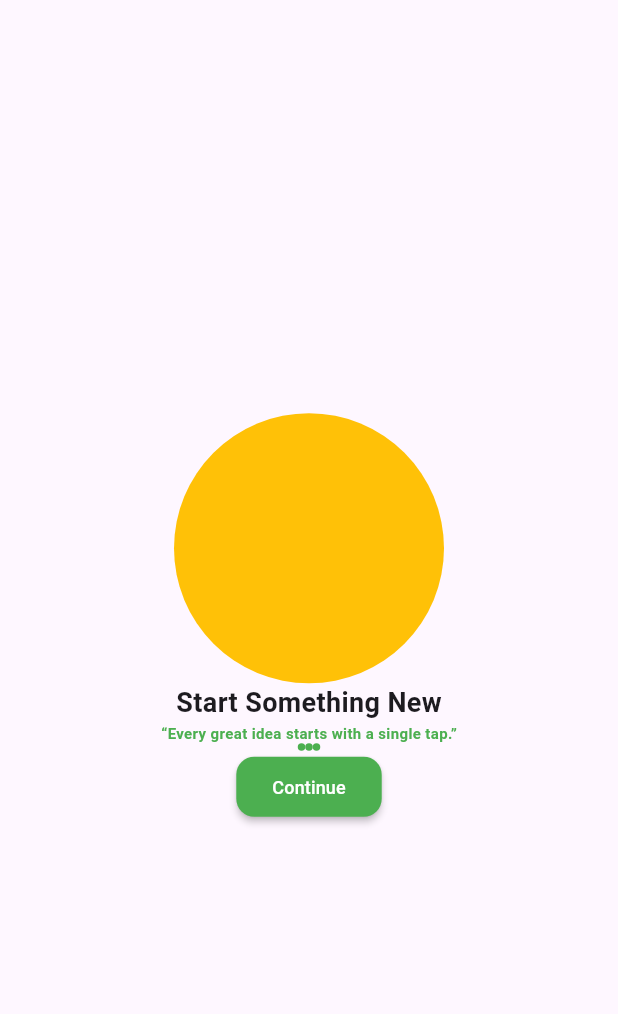
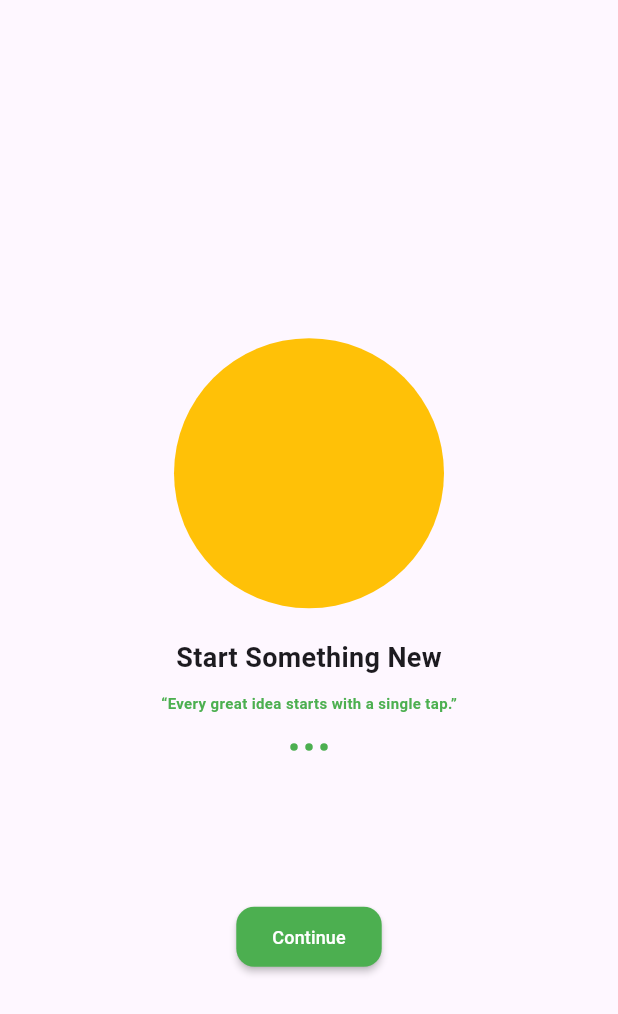
Before and after one commit to Mansyahariii/KB1179-1123150127-uts, a Flutter app: the screen it shows after launch, on a phone screen of 412 x 824 dp. Shown: the top 1014 px of the screen. Run offline on Flutter 3.47's test engine with Material 3 defaults, Android fonts, the phone set to English and light mode, and no system bars.

Commit message:
menambahkan jarak pada setiap objek menggunakan SizedBox

```diff
--- a/lib/screen/SplashScreen1.dart
+++ b/lib/screen/SplashScreen1.dart
@@ -10,6 +10,7 @@ class Splashscreen1 extends StatelessWidget {
         child: Column(
           mainAxisAlignment: MainAxisAlignment.center,
           children: [
+            SizedBox(height: 50),
             Container(
               width: 180,
               height: 180,
@@ -18,10 +19,12 @@ class Splashscreen1 extends StatelessWidget {
                 color: Colors.amber,
               ),
             ),
+            SizedBox(height: 20),
             Text(
               "Start Something New",
               style: TextStyle(fontSize: 18.0, fontWeight: FontWeight.bold),
             ),
+            SizedBox(height: 10),
             Text(
               "“Every great idea starts with a single tap.”",
               style: TextStyle(
@@ -30,6 +33,7 @@ class Splashscreen1 extends StatelessWidget {
                 color: Colors.green,
               ),
             ),
+            SizedBox(height: 20),
             Row(
               mainAxisAlignment: MainAxisAlignment.center,
               children: [
@@ -41,6 +45,7 @@ class Splashscreen1 extends StatelessWidget {
                     color: Colors.green,
                   ),
                 ),
+                SizedBox(width: 5),
                 Container(
                   width: 5,
                   height: 5,
@@ -49,6 +54,7 @@ class Splashscreen1 extends StatelessWidget {
                     color: Colors.green,
                   ),
                 ),
+                SizedBox(width: 5),
                 Container(
                   width: 5,
                   height: 5,
@@ -59,6 +65,7 @@ class Splashscreen1 extends StatelessWidget {
                 ),
               ],
             ),
+            SizedBox(height: 100),
             ElevatedButton(
               onPressed: () {},
               style: ElevatedButton.styleFrom(
```
